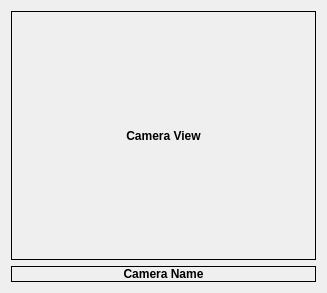
khaledsalem999/Vigil, file QtVigil/InternalFeed.ui: the form before one commit.
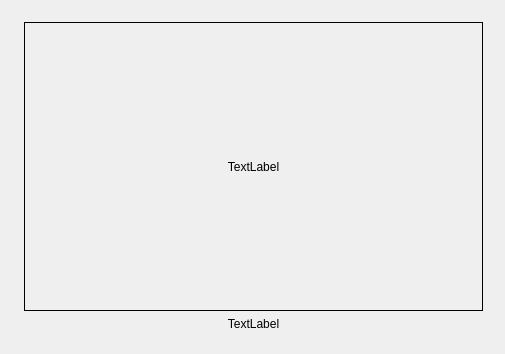
The form after the commit.

What changed in the file:
```diff
--- a/QtVigil/InternalFeed.ui
+++ b/QtVigil/InternalFeed.ui
@@ -6,8 +6,8 @@
    <rect>
     <x>0</x>
     <y>0</y>
-    <width>327</width>
-    <height>293</height>
+    <width>505</width>
+    <height>354</height>
    </rect>
   </property>
   <property name="windowTitle">
@@ -15,28 +15,31 @@
   </property>
   <layout class="QVBoxLayout" name="verticalLayout">
    <item>
-    <widget class="QLabel" name="CameraView">
-     <property name="font">
-      <font>
-       <weight>75</weight>
-       <bold>true</bold>
-      </font>
-     </property>
-     <property name="autoFillBackground">
-      <bool>true</bool>
-     </property>
+    <widget class="QWidget" name="IntCam" native="true">
+     <widget class="QWidget" name="gridLayoutWidget">
+      <property name="geometry">
+       <rect>
+        <x>2</x>
+        <y>0</y>
+        <width>481</width>
+        <height>331</height>
+       </rect>
+      </property>
+      <layout class="QGridLayout" name="gridLayout">
+       <item row="0" column="0">
+        <widget class="QLabel" name="InternalCam">
      <property name="frameShape">
       <enum>QFrame::Box</enum>
      </property>
      <property name="text">
-      <string>Camera View</string>
+          <string>TextLabel</string>
      </property>
      <property name="alignment">
       <set>Qt::AlignCenter</set>
      </property>
     </widget>
    </item>
-   <item>
+       <item row="1" column="0">
     <widget class="QLabel" name="CamName">
      <property name="sizePolicy">
       <sizepolicy hsizetype="Preferred" vsizetype="Fixed">
@@ -44,17 +47,8 @@
        <verstretch>0</verstretch>
       </sizepolicy>
      </property>
-     <property name="font">
-      <font>
-       <weight>75</weight>
-       <bold>true</bold>
-      </font>
-     </property>
-     <property name="frameShape">
-      <enum>QFrame::Box</enum>
-     </property>
      <property name="text">
-      <string>Camera Name</string>
+          <string>TextLabel</string>
      </property>
      <property name="alignment">
       <set>Qt::AlignCenter</set>
@@ -63,6 +57,11 @@
    </item>
   </layout>
  </widget>
+    </widget>
+   </item>
+  </layout>
+ </widget>
+ <layoutdefault spacing="6" margin="11"/>
  <resources/>
  <connections/>
 </ui>
```
Left out of the diff: 2 changed lines with no effect on the pictures. Lines whose indentation alone changed are shown as unchanged.
